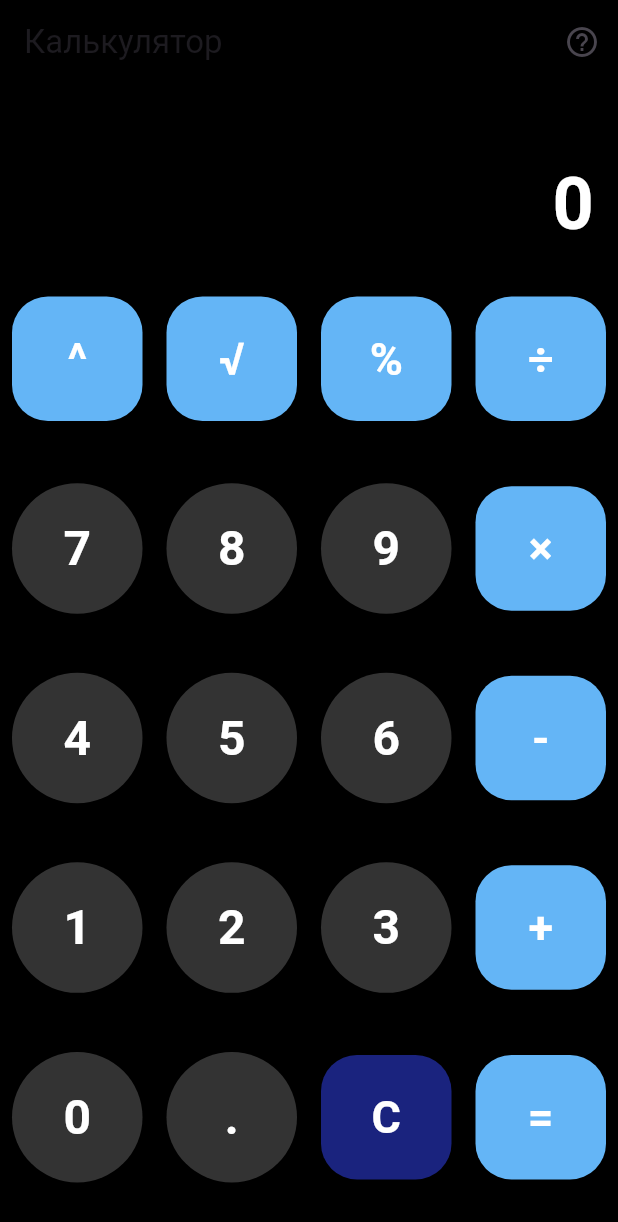
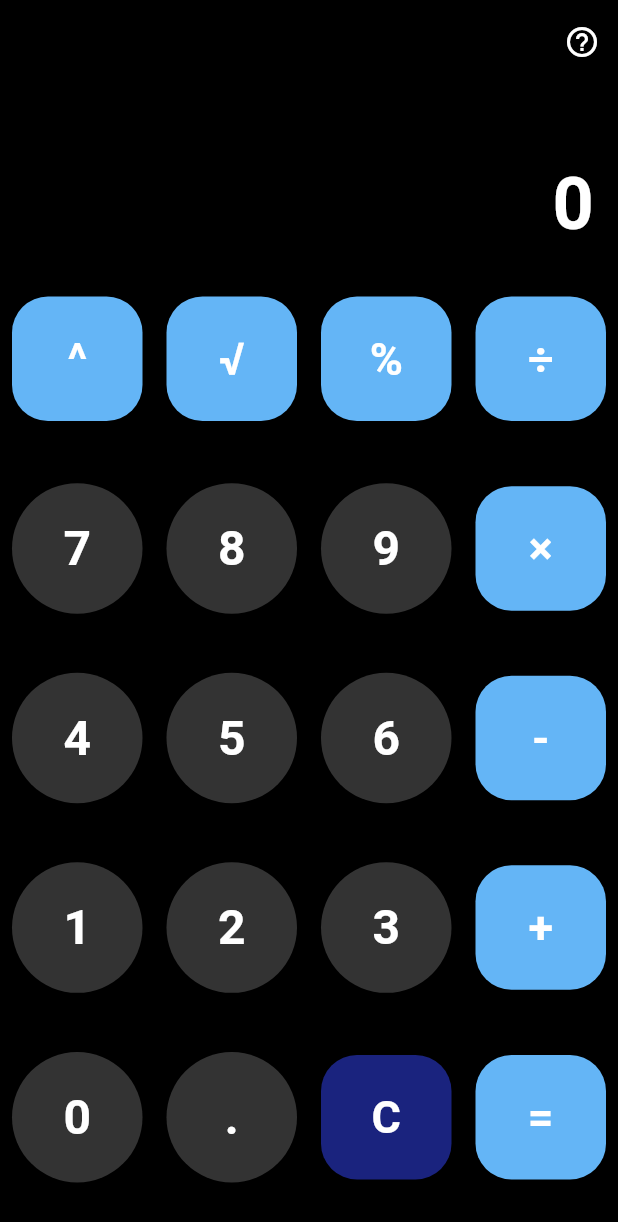
Before and after one commit to xalera321/flutter_calculator, a Flutter app: the screen it shows after launch, on a phone screen of 412 x 824 dp. Shown: the top 1222 px of the screen. Run offline on Flutter 3.47's test engine with Material 3 defaults, Android fonts, the phone set to English and light mode, and no system bars; our stand-ins replace flutter_markdown, math_expressions; missing offline and left inert: markdown.

Commit message:
Remove calculator title and update color scheme

```diff
--- a/lib/calculator.dart
+++ b/lib/calculator.dart
@@ -262,14 +262,12 @@ class _CalculatorState extends State<Calculator> {
           style: ElevatedButton.styleFrom(
             backgroundColor: color ?? const Color(0xFF333333),
             foregroundColor: Colors.white,
-            padding:
-                isOperator
+            padding: isOperator
                 ? const EdgeInsets.all(
                     20.0,
                   ) // Увеличиваем padding для операторов
                 : const EdgeInsets.all(24.0), // Обычный padding для цифр
-            shape:
-                isOperator
+            shape: isOperator
                 ? RoundedRectangleBorder(
                     borderRadius: BorderRadius.circular(
                       24,
@@ -281,8 +279,7 @@ class _CalculatorState extends State<Calculator> {
           child: Text(
             text,
             style: TextStyle(
-              fontSize:
-                  isOperator
+              fontSize: isOperator
                   ? 30.0
                   : 32.0, // Увеличиваем размер шрифта для операторов
               fontWeight: FontWeight.bold,
@@ -296,10 +293,10 @@ class _CalculatorState extends State<Calculator> {
   @override
   Widget build(BuildContext context) {
     return Scaffold(
+      appBar: AppBar(
+        title: const Text(''),
         backgroundColor: Colors.black,
-      appBar: AppBar(
-        backgroundColor: Colors.black,
-        title: const Text('Калькулятор'),
+        foregroundColor: Colors.white,
         actions: [
           IconButton(
             icon: const Icon(Icons.help_outline),
@@ -311,10 +308,10 @@ class _CalculatorState extends State<Calculator> {
                 ),
               );
             },
-            tooltip: 'Помощь',
           ),
         ],
       ),
+      backgroundColor: Colors.black,
       body: Column(
         children: [
           Container(
```
Lines whose indentation alone changed are shown as unchanged.
